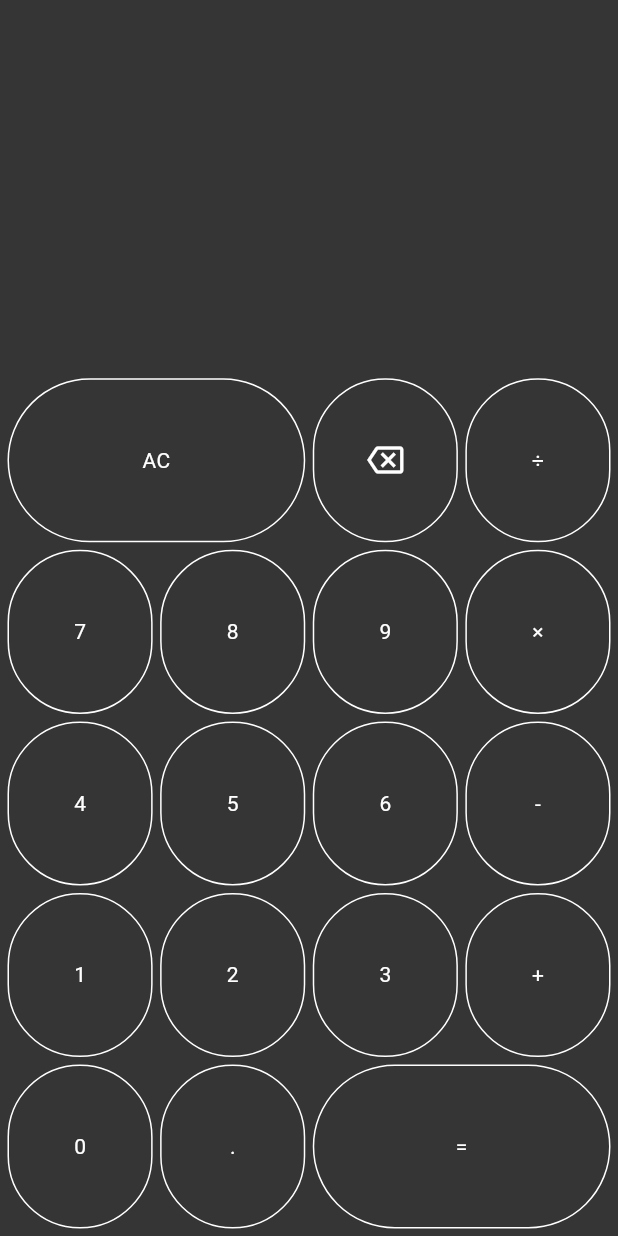
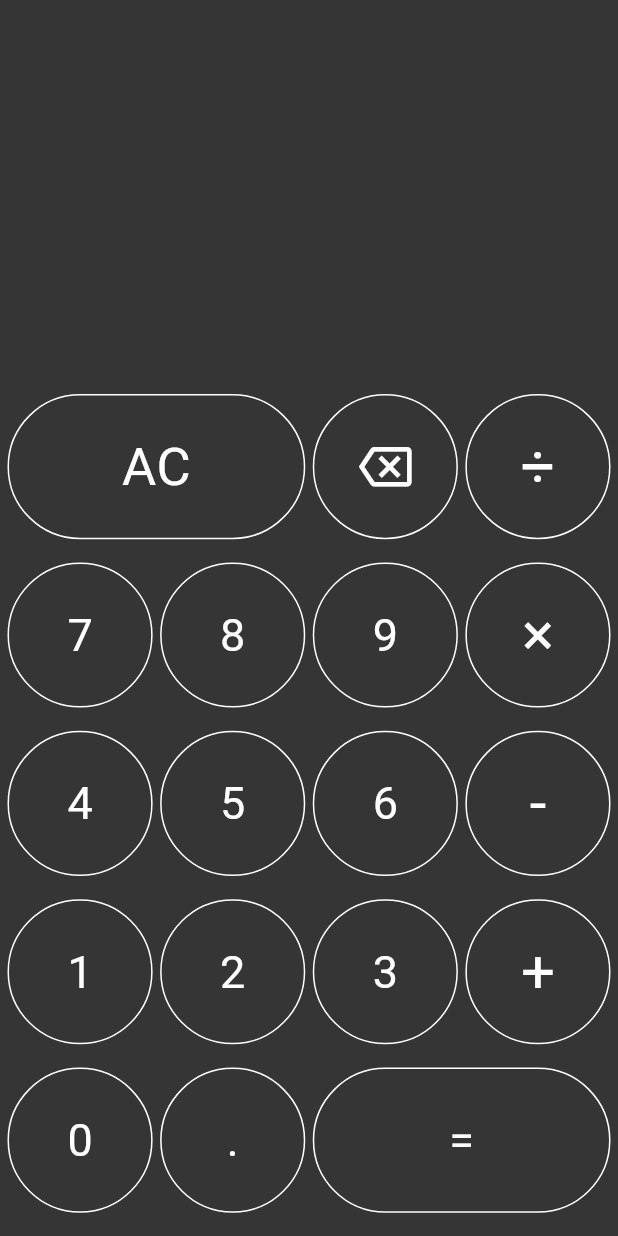
Before and after one commit to KisoththamanM/AppDev_Calculator, a Flutter app: the screen it shows after launch, on a phone screen of 412 x 824 dp. Run offline on Flutter 3.47's test engine with Material 3 defaults, Android fonts, the phone set to English and light mode, and no system bars; our stand-ins replace math_expressions.

Commit message:
Minor UI changes

```diff
--- a/lib/main.dart
+++ b/lib/main.dart
@@ -55,7 +55,7 @@ class _CalculatorState extends State<Calculator> {
                   children: [
                     //Calculator buttons line 1///////////////////////////////////
                     SizedBox(
-                      height: screenHeight * 0.14 - 6.0,
+                      height: screenWidth * 0.25 - 6.25,
                       width: screenWidth,
                       child: Row(
                         mainAxisSize: MainAxisSize.min,
@@ -83,7 +83,8 @@ class _CalculatorState extends State<Calculator> {
                               child: Center(
                                 child: Text(
                                   'AC',
-                                  style: TextStyle(color: Colors.white),
+                                  style: TextStyle(
+                                      color: Colors.white, fontSize: 35.0),
                                 ),
                               ),
                             ),
@@ -121,6 +122,7 @@ class _CalculatorState extends State<Calculator> {
                                 child: Icon(
                                   Icons.backspace_outlined,
                                   color: Colors.white,
+                                  size: 35.0,
                                 ),
                               ),
                             ),
@@ -147,7 +149,8 @@ class _CalculatorState extends State<Calculator> {
                               child: Center(
                                 child: Text(
                                   '÷',
-                                  style: TextStyle(color: Colors.white),
+                                  style: TextStyle(
+                                      color: Colors.white, fontSize: 40.0),
                                 ),
                               ),
                             ),
@@ -157,7 +160,7 @@ class _CalculatorState extends State<Calculator> {
                     ),
                     //Calculator buttons line 2///////////////////////////////////
                     SizedBox(
-                      height: screenHeight * 0.14 - 6.0,
+                      height: screenWidth * 0.25 - 6.25,
                       width: screenWidth,
                       child: Row(
                         mainAxisSize: MainAxisSize.min,
@@ -185,7 +188,8 @@ class _CalculatorState extends State<Calculator> {
                               child: Center(
                                 child: Text(
                                   '7',
-                                  style: TextStyle(color: Colors.white),
+                                  style: TextStyle(
+                                      color: Colors.white, fontSize: 30.0),
                                 ),
                               ),
                             ),
@@ -212,7 +216,8 @@ class _CalculatorState extends State<Calculator> {
                               child: Center(
                                 child: Text(
                                   '8',
-                                  style: TextStyle(color: Colors.white),
+                                  style: TextStyle(
+                                      color: Colors.white, fontSize: 30.0),
                                 ),
                               ),
                             ),
@@ -239,7 +244,8 @@ class _CalculatorState extends State<Calculator> {
                               child: Center(
                                 child: Text(
                                   '9',
-                                  style: TextStyle(color: Colors.white),
+                                  style: TextStyle(
+                                      color: Colors.white, fontSize: 30.0),
                                 ),
                               ),
                             ),
@@ -266,7 +272,8 @@ class _CalculatorState extends State<Calculator> {
                               child: Center(
                                 child: Text(
                                   '×',
-                                  style: TextStyle(color: Colors.white),
+                                  style: TextStyle(
+                                      color: Colors.white, fontSize: 40.0),
                                 ),
                               ),
                             ),
@@ -276,7 +283,7 @@ class _CalculatorState extends State<Calculator> {
                     ),
                     //Calculator buttons line 3///////////////////////////////////
                     SizedBox(
-                      height: screenHeight * 0.14 - 6.0,
+                      height: screenWidth * 0.25 - 6.25,
                       width: screenWidth,
                       child: Row(
                         mainAxisSize: MainAxisSize.min,
@@ -304,7 +311,8 @@ class _CalculatorState extends State<Calculator> {
                               child: Center(
                                 child: Text(
                                   '4',
-                                  style: TextStyle(color: Colors.white),
+                                  style: TextStyle(
+                                      color: Colors.white, fontSize: 30.0),
                                 ),
                               ),
                             ),
@@ -331,7 +339,8 @@ class _CalculatorState extends State<Calculator> {
                               child: Center(
                                 child: Text(
                                   '5',
-                                  style: TextStyle(color: Colors.white),
+                                  style: TextStyle(
+                                      color: Colors.white, fontSize: 30.0),
                                 ),
                               ),
                             ),
@@ -358,7 +367,8 @@ class _CalculatorState extends State<Calculator> {
                               child: Center(
                                 child: Text(
                                   '6',
-                                  style: TextStyle(color: Colors.white),
+                                  style: TextStyle(
+                                      color: Colors.white, fontSize: 30.0),
                                 ),
                               ),
                             ),
@@ -385,7 +395,8 @@ class _CalculatorState extends State<Calculator> {
                               child: Center(
                                 child: Text(
                                   '-',
-                                  style: TextStyle(color: Colors.white),
+                                  style: TextStyle(
+                                      color: Colors.white, fontSize: 40.0),
                                 ),
                               ),
                             ),
@@ -395,7 +406,7 @@ class _CalculatorState extends State<Calculator> {
                     ),
                     //Calculator buttons line 4///////////////////////////////////
                     SizedBox(
-                      height: screenHeight * 0.14 - 6.0,
+                      height: screenWidth * 0.25 - 6.25,
                       width: screenWidth,
                       child: Row(
                         mainAxisSize: MainAxisSize.min,
@@ -423,7 +434,8 @@ class _CalculatorState extends State<Calculator> {
                               child: Center(
                                 child: Text(
                                   '1',
-                                  style: TextStyle(color: Colors.white),
+                                  style: TextStyle(
+                                      color: Colors.white, fontSize: 30.0),
                                 ),
                               ),
                             ),
@@ -450,7 +462,8 @@ class _CalculatorState extends State<Calculator> {
                               child: Center(
                                 child: Text(
                                   '2',
-                                  style: TextStyle(color: Colors.white),
+                                  style: TextStyle(
+                                      color: Colors.white, fontSize: 30.0),
                                 ),
                               ),
                             ),
@@ -477,7 +490,8 @@ class _CalculatorState extends State<Calculator> {
                               child: Center(
                                 child: Text(
                                   '3',
-                                  style: TextStyle(color: Colors.white),
+                                  style: TextStyle(
+                                      color: Colors.white, fontSize: 30.0),
                                 ),
                               ),
                             ),
@@ -504,7 +518,8 @@ class _CalculatorState extends State<Calculator> {
                               child: Center(
                                 child: Text(
                                   '+',
-                                  style: TextStyle(color: Colors.white),
+                                  style: TextStyle(
+                                      color: Colors.white, fontSize: 40.0),
                                 ),
                               ),
                             ),
@@ -514,7 +529,7 @@ class _CalculatorState extends State<Calculator> {
                     ),
                     //Calculator buttons line 5///////////////////////////////////
                     SizedBox(
-                      height: screenHeight * 0.14 - 6.0,
+                      height: screenWidth * 0.25 - 6.25,
                       width: screenWidth,
                       child: Row(
                         mainAxisSize: MainAxisSize.min,
@@ -542,7 +557,8 @@ class _CalculatorState extends State<Calculator> {
                               child: Center(
                                 child: Text(
                                   '0',
-                                  style: TextStyle(color: Colors.white),
+                                  style: TextStyle(
+                                      color: Colors.white, fontSize: 30.0),
                                 ),
                               ),
                             ),
@@ -569,7 +585,8 @@ class _CalculatorState extends State<Calculator> {
                               child: Center(
                                 child: Text(
                                   '.',
-                                  style: TextStyle(color: Colors.white),
+                                  style: TextStyle(
+                                      color: Colors.white, fontSize: 30.0),
                                 ),
                               ),
                             ),
@@ -602,7 +619,8 @@ class _CalculatorState extends State<Calculator> {
                               child: Center(
                                 child: Text(
                                   '=',
-                                  style: TextStyle(color: Colors.white),
+                                  style: TextStyle(
+                                      color: Colors.white, fontSize: 30.0),
                                 ),
                               ),
                             ),
```
